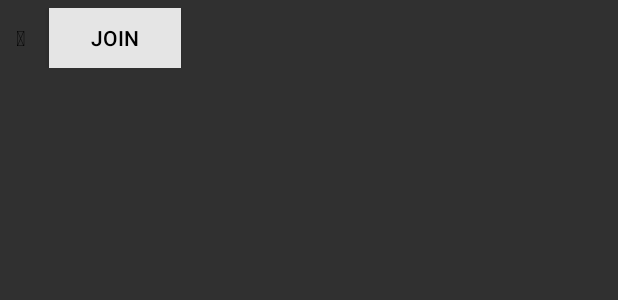
After one commit to azuredivay/ScavengerHuntClient, an Android app: the layout gameitem.xml on its own in the app's theme, with its tools: preview values and no code run, on a phone screen of 412 x 824 dp. The commit adds this screen. Shown: the top 300 px of the screen. Run offline under Robolectric (Android 15) with nearby library versions, the phone set to English and light mode, and no system bars; Roboto replaces fonts that are not available here.

Commit message:
set up local player/games

```diff
--- a/app/src/main/res/drawable-nodpi/primary.xml
+++ b/app/src/main/res/drawable-nodpi/primary.xml
@@ -3,7 +3,7 @@
   <!-- Your product logo - 144dp color version of your app icon -->
   <item>
     <bitmap
-      android:src="@drawable/primarylogo2"
+      android:src="@drawable/primarylogo"
       android:gravity="center"/>
   </item>
 </layer-list>
--- /dev/null
+++ b/app/src/main/res/layout/gameitem.xml
@@ -0,0 +1,19 @@
+<?xml version="1.0" encoding="utf-8"?>
+<LinearLayout android:layout_height="match_parent" android:layout_width="match_parent"
+    xmlns:android="http://schemas.android.com/apk/res/android">
+    <LinearLayout android:layout_margin="5dp" xmlns:tools="http://schemas.android.com/tools" tools:ignore="MissingPrefix"
+        android:layout_width="match_parent"
+        android:layout_height="wrap_content" android:orientation="horizontal">
+        <TextView android:padding="5dp" fontPath="fonts/segmdl2.ttf" android:text="\ue990"
+            android:layout_width="wrap_content" android:textColor="#000000" android:textSize="14sp"
+            android:layout_height="wrap_content" />
+        <TextView android:padding="5dp" android:textColor="#000000"
+            android:layout_width="wrap_content" android:textSize="16sp"
+            android:layout_height="wrap_content" android:id="@+id/gname" />
+
+        <Button android:padding="5dp" fontPath="fonts/segoeui.ttf" android:text="Join" android:id="@+id/Join"
+            android:layout_width="wrap_content" android:background="#e5e5e5" android:textColor="#000000" android:textSize="14sp"
+            android:layout_height="40dp" />
+    </LinearLayout>
+
+</LinearLayout>
--- a/app/src/main/res/layout/joingamepopup.xml
+++ b/app/src/main/res/layout/joingamepopup.xml
@@ -27,4 +27,9 @@
         android:layout_width="wrap_content" android:layout_below="@id/innerparentttp"
         android:textSize="16sp" android:id="@+id/tb1" android:textColor="#000000"
         android:layout_height="wrap_content"  />
+    <ListView android:layout_below="@id/tb1" android:id="@+id/GameList"
+        android:layout_width="match_parent"
+        android:layout_height="wrap_content">
+
+    </ListView>
 </RelativeLayout>
--- a/build.gradle
+++ b/build.gradle
@@ -7,7 +7,7 @@ buildscript {
 
     }
     dependencies {
-        classpath 'com.android.tools.build:gradle:3.3.2'
+        classpath 'com.android.tools.build:gradle:3.4.0'
 
         // NOTE: Do not place your application dependencies here; they belong
         // in the individual module build.gradle files
```
Also changed, not shown: app/src/main/AndroidManifest.xml (+4 -3 lines), app/src/main/java/com/codelads/scavengerhunt/GameListAdapter.java (added, +66 -0 lines), app/src/main/java/com/codelads/scavengerhunt/MainActivity.java (+25 -15 lines), app/src/main/java/com/codelads/scavengerhunt/Models/GameLite.java (added, +23 -0 lines), app/src/main/java/com/codelads/scavengerhunt/Models/Player.java (+18 -4 lines), app/src/main/res/drawable-nodpi/logo.png (deleted), app/src/main/res/drawable-nodpi/primarylogo.PNG, app/src/main/res/drawable-nodpi/primarylogo2.PNG (deleted), gradle/wrapper/gradle-wrapper.properties.
